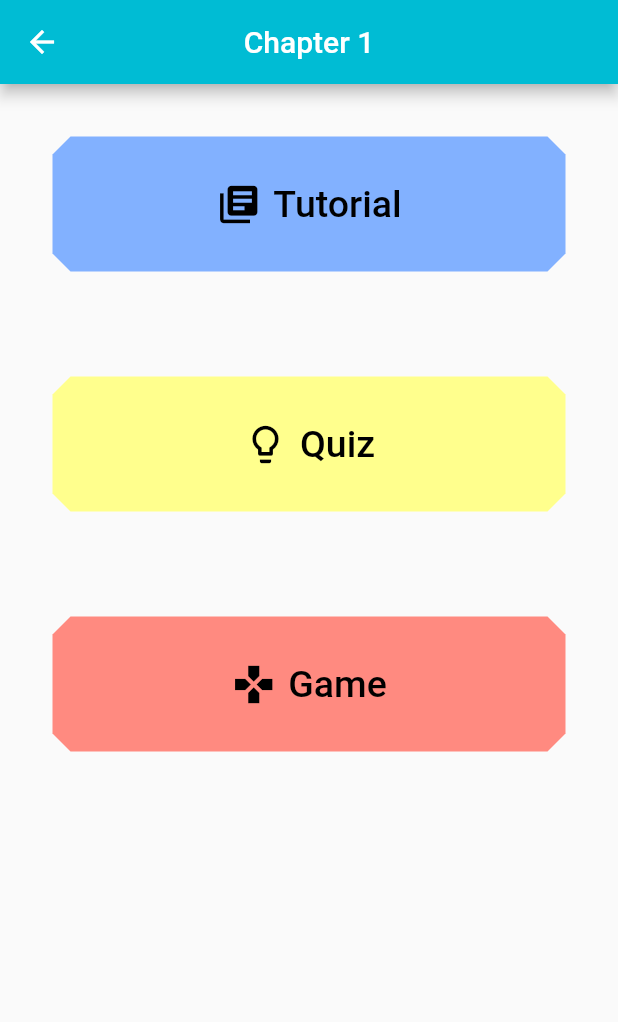
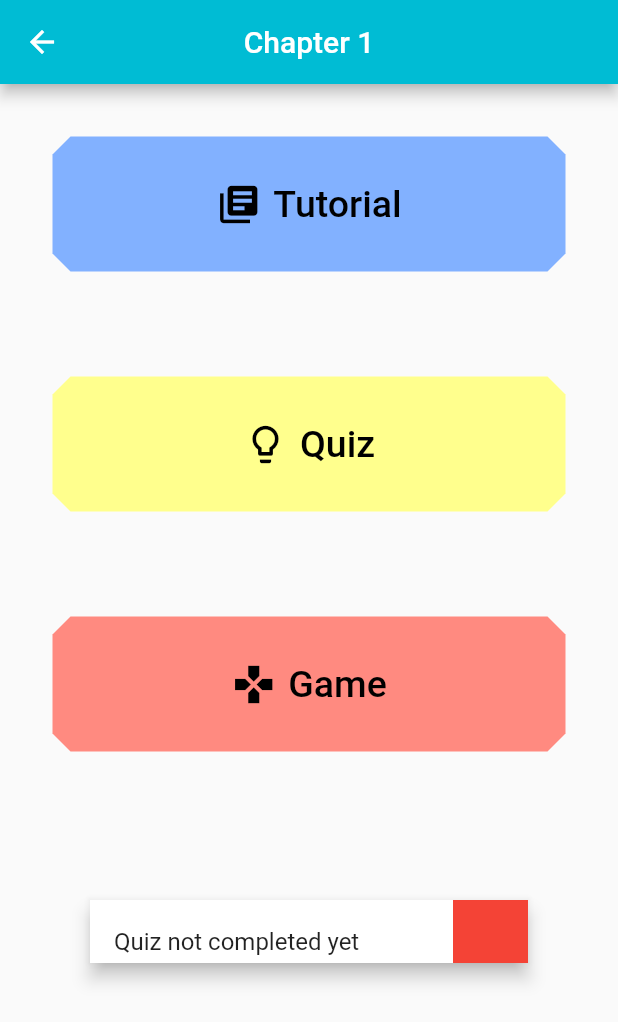
Before and after one commit to Shaunmak1214/Fractastic, a Flutter app: the Chapter1OptionPage screen opened directly, on a phone screen of 412 x 824 dp. Shown: the top 1022 px of the screen. Run offline on Flutter 3.47's test engine with Material 2 defaults, Android fonts, the light colour scheme and no system bars; our stand-ins replace bottom_navy_bar, cached_network_image, cloud_firestore, firebase_auth, firebase_storage, fluttertoast and 6 more; accounts and stored records are empty.

Commit message:
learning progress

```diff
--- a/lib/model/User.dart
+++ b/lib/model/User.dart
@@ -19,6 +19,7 @@ class User {
   String userType = '';
   String password = '';
   String classCode = '';
+  int quizCount = 0;
 
   User({
     this.email,
@@ -33,6 +34,7 @@ class User {
     this.userType,
     this.password,
     this.classCode,
+    this.quizCount,
   });
 
   get uid => this.userID;
@@ -56,7 +58,8 @@ class User {
             "https://cdn.pixabay.com/photo/2015/10/05/22/37/blank-profile-picture-973460_1280.png",
         userType: parsedJson['userType'] ?? '',
         password: parsedJson['password'] ?? '',
-        classCode: parsedJson['classCode'] ?? '');
+        classCode: parsedJson['classCode'] ?? '',
+        quizCount: parsedJson['quizCount'] ?? 0);
   }
 
   Map<String, dynamic> toJson() {
@@ -74,6 +77,7 @@ class User {
       'userType': this.userType,
       'password': this.password,
       'classCode': this.classCode,
+      'quizCount': this.quizCount,
     };
   }
 }
--- a/lib/ui/home/Chapter1OptionPage.dart
+++ b/lib/ui/home/Chapter1OptionPage.dart
@@ -5,7 +5,15 @@ import 'package:fractastic/ui/chapter/chapter1/tutorial.dart';
 
 import '../../constants.dart' as Constants;
 
-class Chapter1OptionPage extends StatelessWidget {
+class Chapter1OptionPage extends StatefulWidget {
+  @override
+  _Chapter1OptionPageState createState() => _Chapter1OptionPageState();
+}
+
+class _Chapter1OptionPageState extends State<Chapter1OptionPage> {
+  dynamic status;
+  Color cardColor = Colors.red;
+  String quizProgress = 'Quiz not completed yet';
   @override
   Widget build(BuildContext context) {
     return Scaffold(
@@ -70,10 +78,16 @@ class Chapter1OptionPage extends StatelessWidget {
                       borderRadius: BorderRadius.circular(12)),
                   padding: EdgeInsets.symmetric(horizontal: 50),
                   splashColor: Colors.yellowAccent[200],
-                  onPressed: () => Navigator.push(context,
-                      new MaterialPageRoute(builder: (_) => new Chap1Quiz()))),
+                  onPressed: () async {
+                    status = await Navigator.push(context,
+                        new MaterialPageRoute(builder: (_) => new Chap1Quiz()));
+                    setState(() {
+                      cardColor = Colors.green;
+                      quizProgress = 'Quiz completed!';
+                    });
+                  },
                 ),
-          ),
+              )),
           Padding(
             padding: const EdgeInsets.all(35.0),
             child: SizedBox(
@@ -100,6 +114,21 @@ class Chapter1OptionPage extends StatelessWidget {
                       new MaterialPageRoute(builder: (_) => Chap1game1()))),
             ),
           ),
+          SizedBox(height: 50),
+          Center(
+            child: Container(
+              margin: EdgeInsets.all(10.0),
+              width: 300.0,
+              height: 50.0,
+              child: Card(
+                elevation: 5,
+                shape: Border(right: BorderSide(color: cardColor, width: 50)),
+                child: ListTile(
+                  title: Text(quizProgress),
+                ),
+              ),
+            ),
+          )
         ],
       ),
     );
--- a/lib/ui/home/DropDownMenu.dart
+++ b/lib/ui/home/DropDownMenu.dart
@@ -28,6 +28,7 @@ class _DropDownMenuState extends State<DropDownMenu> {
 
   @override
   void initState() {
+    super.initState();
     _selectedClass = classes[0];
   }
 
--- a/pubspec.yaml
+++ b/pubspec.yaml
@@ -28,6 +28,7 @@ dependencies:
   table_calendar: ^2.2.3
   shared_preferences: ^0.5.12
   intl: ^0.16.1
+  percent_indicator: ^2.1.7+4
 
   flutter:
     sdk: flutter
```
Also changed, not shown: lib/ui/chapter/chapter1/quiz.dart (+5 -2 lines), lib/ui/chapter/chapter2/quiz.dart (+7 -1 lines), lib/ui/chapter/chapter3/quiz.dart (+7 -1 lines), lib/ui/home/LearningProgress.dart (added, +38 -0 lines), lib/ui/home/StudentTile.dart (+7 -0 lines), lib/ui/student/Wrapper.dart (+7 -5 lines), lib/ui/student/studentScreen.dart (+18 -9 lines), lib/ui/home/NoClassPage.dart (renamed from lib/ui/student/NoClassPage.dart), 1 other file. Lines whose indentation alone changed are shown as unchanged.
